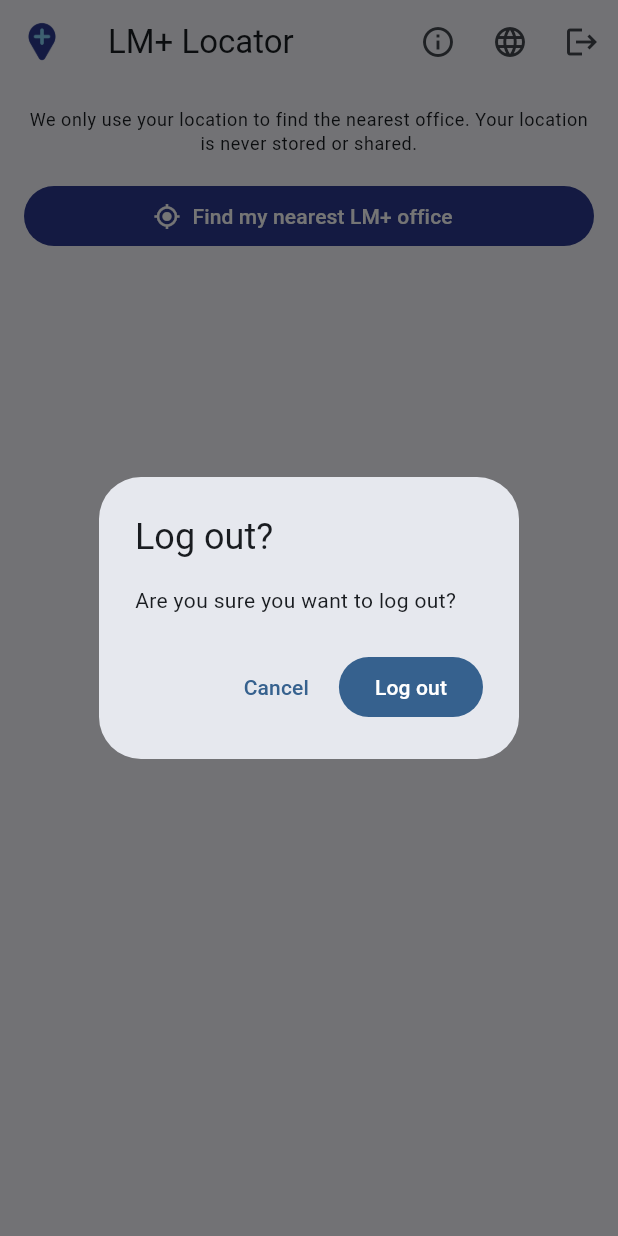
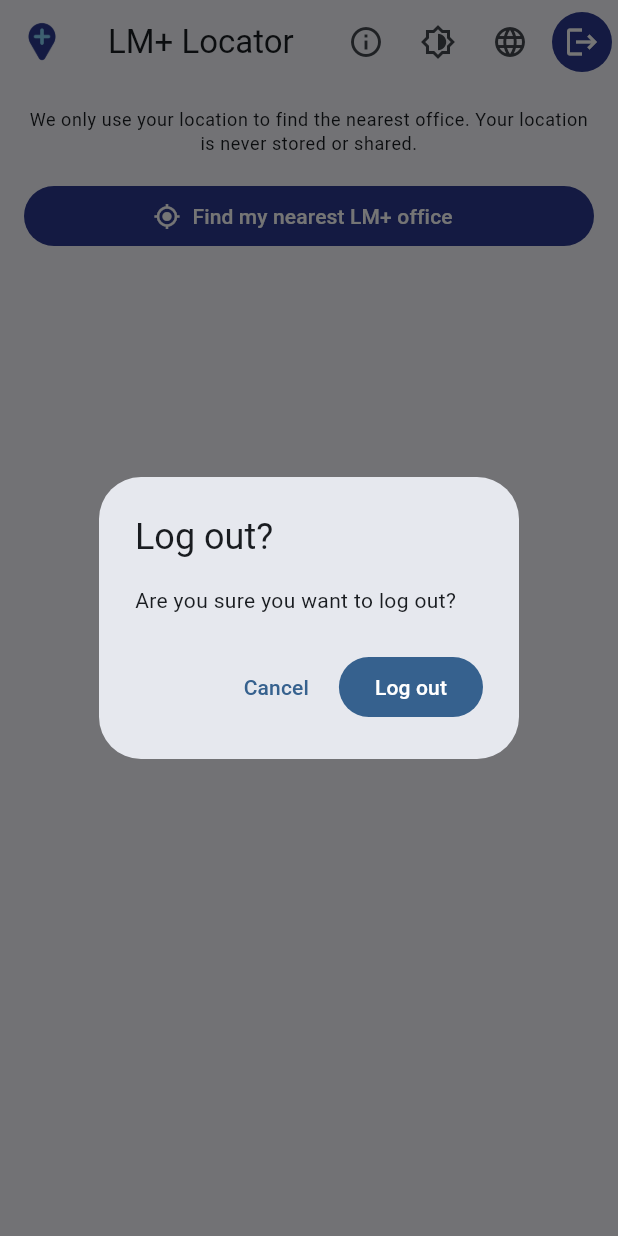
Before and after one commit to symonxdd/lm-plus-locator, a Flutter app: the screen it shows once a user with an empty profile is signed in, after a tap on the "logout" icon, on a phone screen of 412 x 824 dp. Run offline on Flutter 3.47's test engine with Material 3 defaults, Android fonts, the phone set to English and light mode, and no system bars; our stand-ins replace firebase_auth, firebase_core, geocoding, geolocator, permission_handler, shared_preferences; accounts and stored records are empty; network calls fail.

Commit message:
feat(theme): add light/dark/system theme switcher with persistence
Lets users pick light, dark or system theme via a bottom-sheet picker
in the app bar, mirroring the language picker's UI. The choice is
persisted with shared_preferences and defaults to "system" so the app
follows the device theme until the user overrides it.

The brand navy used for primary CTA buttons (continue without account,
find nearest office, log out) doesn't have enough contrast on dark
surfaces, so ctaColors() now picks navy-on-white in light mode and a
light sky-blue with dark text in dark mode.

```diff
--- a/lib/l10n/app_de.arb
+++ b/lib/l10n/app_de.arb
@@ -23,6 +23,10 @@
   "yourLocationLabel": "Dein Standort: {address}",
   "languageMenuTooltip": "Sprache",
   "languageSystemDefault": "Systemsprache",
+  "themeMenuTooltip": "Design",
+  "themeModeLight": "Hell",
+  "themeModeDark": "Dunkel",
+  "themeModeSystem": "Systemdesign",
   "authDisclaimer": "Für die Nutzung des Bürofinders ist kein Konto erforderlich. Die Anmeldung ist optional und schaltet derzeit keine zusätzlichen Funktionen frei.",
   "continueAsGuestButton": "Ohne Konto fortfahren",
   "openInMapsHint": "Tippen, um in Maps zu öffnen",
--- a/lib/l10n/app_en.arb
+++ b/lib/l10n/app_en.arb
@@ -23,6 +23,10 @@
   "yourLocationLabel": "Your location: {address}",
   "languageMenuTooltip": "Language",
   "languageSystemDefault": "System language",
+  "themeMenuTooltip": "Theme",
+  "themeModeLight": "Light",
+  "themeModeDark": "Dark",
+  "themeModeSystem": "System theme",
   "authDisclaimer": "An account isn't needed to use the office locator. Signing in is optional and doesn't unlock any extra features yet.",
   "continueAsGuestButton": "Continue without account",
   "openInMapsHint": "Tap to open in Maps",
--- a/lib/l10n/app_fr.arb
+++ b/lib/l10n/app_fr.arb
@@ -23,6 +23,10 @@
   "yourLocationLabel": "Votre position : {address}",
   "languageMenuTooltip": "Langue",
   "languageSystemDefault": "Langue du système",
+  "themeMenuTooltip": "Thème",
+  "themeModeLight": "Clair",
+  "themeModeDark": "Sombre",
+  "themeModeSystem": "Thème du système",
   "authDisclaimer": "Un compte n'est pas nécessaire pour utiliser le localisateur de bureaux. La connexion est facultative et ne débloque pas encore de fonctionnalités supplémentaires.",
   "continueAsGuestButton": "Continuer sans compte",
   "openInMapsHint": "Appuyez pour ouvrir dans Maps",
--- a/lib/l10n/app_localizations.dart
+++ b/lib/l10n/app_localizations.dart
@@ -240,6 +240,30 @@
   /// **'Systeemtaal'**
   String get languageSystemDefault;
 
+  /// Tooltip for the app bar button that opens the theme picker, and the title of that picker's sheet.
+  ///
+  /// In nl, this message translates to:
+  /// **'Thema'**
+  String get themeMenuTooltip;
+
+  /// Option in the theme picker for the light theme.
+  ///
+  /// In nl, this message translates to:
+  /// **'Licht'**
+  String get themeModeLight;
+
+  /// Option in the theme picker for the dark theme.
+  ///
+  /// In nl, this message translates to:
+  /// **'Donker'**
+  String get themeModeDark;
+
+  /// Option in the theme picker that follows the device theme.
+  ///
+  /// In nl, this message translates to:
+  /// **'Systeemthema'**
+  String get themeModeSystem;
+
   /// Small print on the auth screen explaining that signing in is optional and not required for the office locator.
   ///
   /// In nl, this message translates to:
--- a/lib/main.dart
+++ b/lib/main.dart
@@ -8,6 +8,8 @@
 import 'screens/home_screen.dart';
 import 'services/auth_service.dart';
 import 'services/locale_service.dart';
+import 'services/theme_service.dart';
+import 'theme/app_theme.dart';
 
 Future<void> main() async {
   WidgetsFlutterBinding.ensureInitialized();
@@ -30,6 +32,17 @@
     return context.findAncestorStateOfType<_LmPlusLocatorAppState>()?._locale;
   }
 
+  /// Sets the app's theme mode and persists the choice.
+  static void setThemeMode(BuildContext context, ThemeMode mode) {
+    context.findAncestorStateOfType<_LmPlusLocatorAppState>()?._setThemeMode(mode);
+  }
+
+  /// The current theme mode (defaults to [ThemeMode.system]).
+  static ThemeMode themeModeOf(BuildContext context) {
+    return context.findAncestorStateOfType<_LmPlusLocatorAppState>()?._themeMode ??
+        ThemeMode.system;
+  }
+
   @override
   State<LmPlusLocatorApp> createState() => _LmPlusLocatorAppState();
 }
@@ -37,7 +50,9 @@
 class _LmPlusLocatorAppState extends State<LmPlusLocatorApp>
     with WidgetsBindingObserver {
   final _localeService = LocaleService();
+  final _themeService = ThemeService();
   Locale? _locale;
+  ThemeMode _themeMode = ThemeMode.system;
 
   @override
   void initState() {
@@ -45,6 +60,9 @@
     WidgetsBinding.instance.addObserver(this);
     _localeService.loadLocale().then((locale) {
       if (mounted) setState(() => _locale = locale);
+    });
+    _themeService.loadThemeMode().then((mode) {
+      if (mounted) setState(() => _themeMode = mode);
     });
   }
 
@@ -65,6 +83,11 @@
     _localeService.saveLocale(locale);
   }
 
+  void _setThemeMode(ThemeMode mode) {
+    setState(() => _themeMode = mode);
+    _themeService.saveThemeMode(mode);
+  }
+
   /// Maps the device's current locale to a supported one, falling back to
   /// Dutch when the device language isn't supported.
   Locale _resolveDeviceLocale() {
@@ -82,10 +105,9 @@
     return MaterialApp(
       title: 'LM+ Locator',
       debugShowCheckedModeBanner: false,
-      theme: ThemeData(
-        useMaterial3: true,
-        colorScheme: ColorScheme.fromSeed(seedColor: Colors.blue),
-      ),
+      theme: AppTheme.light,
+      darkTheme: AppTheme.dark,
+      themeMode: _themeMode,
       localizationsDelegates: AppLocalizations.localizationsDelegates,
       supportedLocales: AppLocalizations.supportedLocales,
       // If the user picked a language manually, use it. Otherwise follow the
--- a/lib/screens/auth_screen.dart
+++ b/lib/screens/auth_screen.dart
@@ -5,6 +5,7 @@
 import '../services/auth_service.dart';
 import '../theme/app_colors.dart';
 import '../widgets/language_selector.dart';
+import '../widgets/theme_selector.dart';
 
 /// Login / register screen supporting email+password auth.
 ///
@@ -58,7 +59,7 @@
     return Scaffold(
       appBar: AppBar(
         title: Text(l10n.appTitle),
-        actions: const [LanguageSelector()],
+        actions: const [ThemeSelector(), LanguageSelector()],
       ),
       body: SafeArea(
         child: Padding(
@@ -74,17 +75,17 @@
               const SizedBox(height: 32),
               FilledButton.icon(
                 style: FilledButton.styleFrom(
-                  backgroundColor: brandNavy,
-                  foregroundColor: Colors.white,
+                  backgroundColor: ctaColors(context).background,
+                  foregroundColor: ctaColors(context).foreground,
                 ),
                 onPressed: _isGuestLoading ? null : _continueAsGuest,
                 icon: _isGuestLoading
-                    ? const SizedBox(
+                    ? SizedBox(
                         height: 20,
                         width: 20,
                         child: CircularProgressIndicator(
                           strokeWidth: 2,
-                          color: Colors.white,
+                          color: ctaColors(context).foreground,
                         ),
                       )
                     : const Icon(Icons.arrow_forward_rounded),
--- a/lib/screens/home_screen.dart
+++ b/lib/screens/home_screen.dart
@@ -11,6 +11,7 @@
 import '../theme/app_colors.dart';
 import '../widgets/language_selector.dart';
 import '../widgets/office_card.dart';
+import '../widgets/theme_selector.dart';
 
 enum _LocatorStatus {
   idle,
@@ -217,8 +218,13 @@
             icon: const Icon(Icons.info_outline),
             tooltip: l10n.headOfficeTooltip,
           ),
+          const ThemeSelector(),
           const LanguageSelector(),
-          IconButton(
+          IconButton.filled(
+            style: IconButton.styleFrom(
+              backgroundColor: ctaColors(context).background,
+              foregroundColor: ctaColors(context).foreground,
+            ),
             onPressed: _confirmLogout,
             icon: const Icon(Icons.logout),
             tooltip: l10n.logoutTooltip,
@@ -241,8 +247,8 @@
                   const SizedBox(height: 16),
                   FilledButton.icon(
                     style: FilledButton.styleFrom(
-                      backgroundColor: brandNavy,
-                      foregroundColor: Colors.white,
+                      backgroundColor: ctaColors(context).background,
+                      foregroundColor: ctaColors(context).foreground,
                     ),
                     onPressed: _status == _LocatorStatus.loading
                         ? null
--- /dev/null
+++ b/lib/services/theme_service.dart
@@ -0,0 +1,26 @@
+import 'package:flutter/material.dart';
+import 'package:shared_preferences/shared_preferences.dart';
+
+/// Persists the user's manually-selected theme mode across restarts.
+///
+/// [ThemeMode.system] is the default and means "follow the device theme".
+class ThemeService {
+  static const _prefsKey = 'app_theme_mode';
+
+  /// Loads the previously saved theme mode, or [ThemeMode.system] if the
+  /// user hasn't picked one.
+  Future<ThemeMode> loadThemeMode() async {
+    final prefs = await SharedPreferences.getInstance();
+    final name = prefs.getString(_prefsKey);
+    return ThemeMode.values.firstWhere(
+      (mode) => mode.name == name,
+      orElse: () => ThemeMode.system,
+    );
+  }
+
+  /// Saves the user's chosen theme mode.
+  Future<void> saveThemeMode(ThemeMode mode) async {
+    final prefs = await SharedPreferences.getInstance();
+    await prefs.setString(_prefsKey, mode.name);
+  }
+}
--- a/lib/theme/app_colors.dart
+++ b/lib/theme/app_colors.dart
@@ -1,5 +1,17 @@
 import 'package:flutter/material.dart';
 
-/// The dark navy used for the app icon's pin shape, applied to the app's
-/// primary call-to-action buttons for brand consistency.
+/// Navy from the app icon's pin shape — primary CTA color in light mode.
 const brandNavy = Color(0xFF2C398F);
+
+/// Light blue from the app icon's plus sign — primary CTA color in dark
+/// mode, where the navy doesn't have enough contrast against a dark surface.
+const brandSkyBlue = Color(0xFF85D1F5);
+
+/// Background/foreground colors for the app's primary call-to-action
+/// buttons, chosen for readability in both light and dark themes.
+({Color background, Color foreground}) ctaColors(BuildContext context) {
+  final isDark = Theme.of(context).brightness == Brightness.dark;
+  return isDark
+      ? (background: brandSkyBlue, foreground: const Color(0xFF0D1B4C))
+      : (background: brandNavy, foreground: Colors.white);
+}
--- /dev/null
+++ b/lib/theme/app_theme.dart
@@ -0,0 +1,17 @@
+import 'package:flutter/material.dart';
+
+/// The app's light and dark [ThemeData].
+class AppTheme {
+  static final light = ThemeData(
+    useMaterial3: true,
+    colorScheme: ColorScheme.fromSeed(seedColor: Colors.blue),
+  );
+
+  static final dark = ThemeData(
+    useMaterial3: true,
+    colorScheme: ColorScheme.fromSeed(
+      seedColor: Colors.blue,
+      brightness: Brightness.dark,
+    ),
+  );
+}
```
Also changed, not shown: lib/l10n/app_localizations_de.dart (+12 -0 lines), lib/l10n/app_localizations_en.dart (+12 -0 lines), lib/l10n/app_localizations_fr.dart (+12 -0 lines), lib/l10n/app_localizations_nl.dart (+12 -0 lines), lib/l10n/app_nl.arb (+16 -0 lines), lib/widgets/theme_selector.dart (added, +73 -0 lines).
